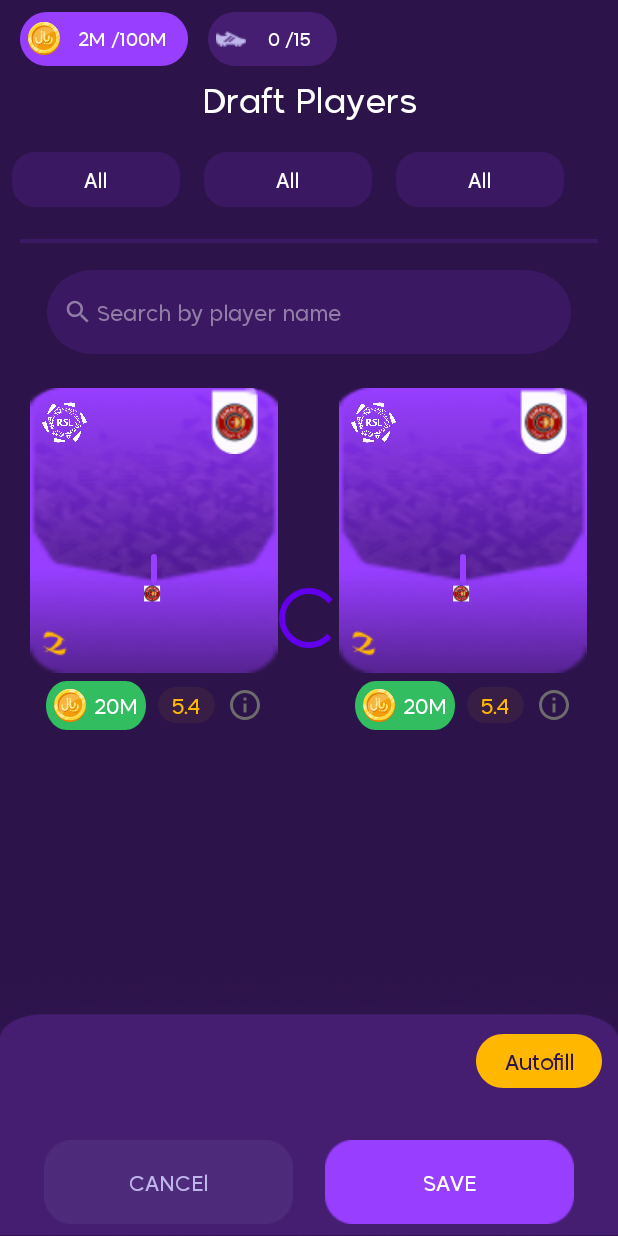
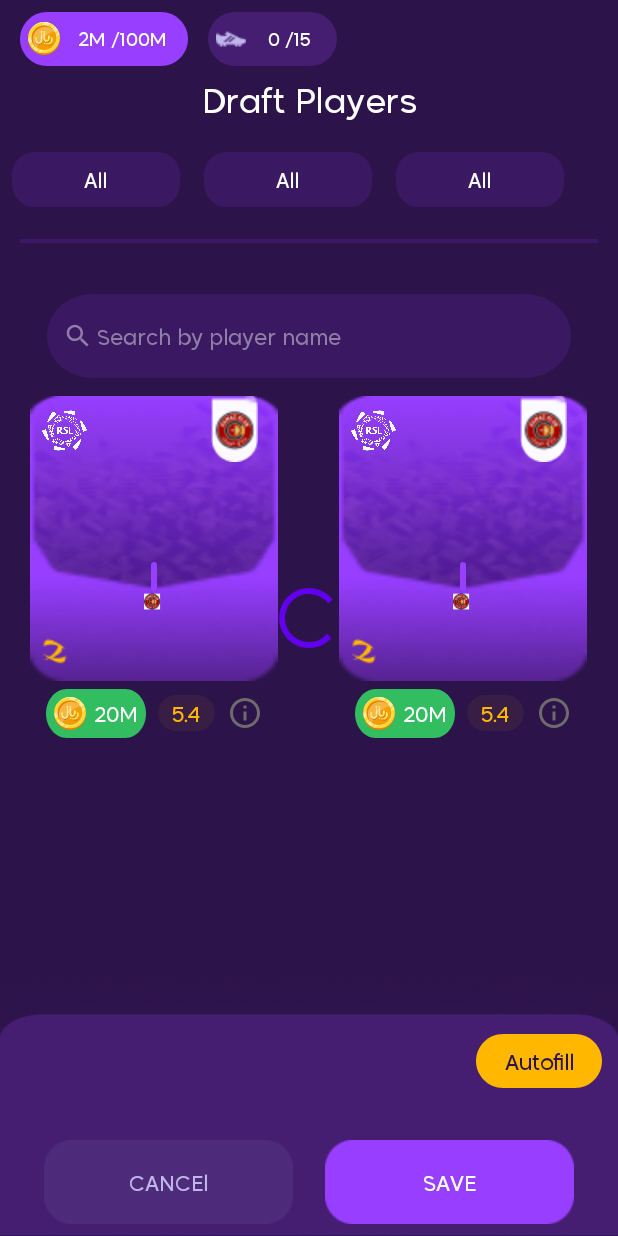
Before and after one commit to hamza94max/task, an Android app: the layout fragment_home.xml on its own in the app's theme, with its tools: preview values and no code run, on a phone screen of 412 x 824 dp. Run offline under Robolectric (Android 15) with nearby library versions, the phone set to English and light mode, and no system bars.

Commit message:
release 1.0 ✅✅

```diff
--- a/app/src/main/res/layout/fragment_home.xml
+++ b/app/src/main/res/layout/fragment_home.xml
@@ -2,9 +2,9 @@
 <androidx.constraintlayout.widget.ConstraintLayout xmlns:android="http://schemas.android.com/apk/res/android"
     xmlns:app="http://schemas.android.com/apk/res-auto"
     xmlns:tools="http://schemas.android.com/tools"
+    android:id="@+id/homeFragment"
     android:layout_width="match_parent"
     android:layout_height="match_parent"
-    android:id="@+id/homeFragment"
     android:background="@color/background_color"
     tools:context=".ui.home.HomeFragment">
 
@@ -14,37 +14,37 @@
         android:layout_width="match_parent"
         android:layout_height="wrap_content"
         android:layout_marginTop="@dimen/_6sdp"
-        app:layout_constraintTop_toTopOf="parent"
-        android:orientation="horizontal">
+        android:orientation="horizontal"
+        app:layout_constraintTop_toTopOf="parent">
 
         <TextView
             android:id="@+id/budgetTextView"
             android:layout_width="wrap_content"
             android:layout_height="wrap_content"
             android:layout_marginHorizontal="@dimen/_10sdp"
-            android:fontFamily="@font/madani_regular"
-            android:textColor="@color/white"
-            android:padding="@dimen/_4sdp"
-            android:gravity="center"
-            android:textSize="12sp"
+            android:background="@drawable/button_background_light_small"
             android:drawableStart="@drawable/currency"
             android:drawablePadding="@dimen/_2sdp"
-            android:background="@drawable/button_background_light_small"
-            android:text="2M /100M"/>
+            android:fontFamily="@font/madani_regular"
+            android:gravity="center"
+            android:padding="@dimen/_4sdp"
+            android:text="2M /100M"
+            android:textColor="@color/white"
+            android:textSize="12sp" />
 
         <TextView
             android:id="@+id/playersNumTextView"
             android:layout_width="wrap_content"
             android:layout_height="wrap_content"
-            android:fontFamily="@font/madani_regular"
-            android:textColor="@color/white"
-            android:padding="@dimen/_4sdp"
-            android:gravity="center"
-            android:textSize="12sp"
+            android:background="@drawable/button_background_small"
             android:drawableStart="@drawable/foot"
             android:drawablePadding="@dimen/_2sdp"
-            android:background="@drawable/button_background_small"
-            android:text="0 /15"/>
+            android:fontFamily="@font/madani_regular"
+            android:gravity="center"
+            android:padding="@dimen/_4sdp"
+            android:text="0 /15"
+            android:textColor="@color/white"
+            android:textSize="12sp" />
 
 
     </LinearLayout>
@@ -62,6 +62,18 @@
         android:textSize="22sp"
         app:layout_constraintTop_toBottomOf="@+id/currencyLayout" />
 
+    <androidx.core.widget.NestedScrollView
+        android:id="@+id/upNestedScrollView"
+        android:layout_width="match_parent"
+        android:layout_height="wrap_content"
+        android:paddingBottom="@dimen/_200sdp"
+        app:layout_constraintTop_toBottomOf="@id/draftTextView">
+
+        <LinearLayout
+            android:layout_width="match_parent"
+            android:layout_height="wrap_content"
+            android:paddingBottom="@dimen/_200sdp"
+            android:orientation="vertical">
 
             <androidx.recyclerview.widget.RecyclerView
                 android:id="@+id/filtersRecyclerView"
@@ -92,9 +104,9 @@
                 android:layout_marginHorizontal="@dimen/_24sdp"
                 android:layout_marginTop="@dimen/_16sdp"
                 android:background="@drawable/search_view_background"
+                android:clipToOutline="true"
                 android:drawableStart="@drawable/baseline_search_24"
                 android:drawablePadding="@dimen/_2sdp"
-        android:clipToOutline="true"
                 android:fontFamily="@font/madani_regular"
                 android:hint="@string/search_hint"
                 android:imeOptions="actionSearch"
@@ -108,50 +120,58 @@
                 app:layout_constraintStart_toStartOf="parent"
                 app:layout_constraintTop_toTopOf="@id/lineView" />
 
-    <androidx.core.widget.NestedScrollView
-        android:id="@+id/scrollView"
-        android:layout_width="match_parent"
-        android:layout_height="0dp"
-        android:layout_marginVertical="@dimen/_8sdp"
-        android:paddingBottom="@dimen/_150sdp"
-        app:layout_constraintBottom_toBottomOf="parent"
-        app:layout_constraintEnd_toEndOf="parent"
-        app:layout_constraintStart_toStartOf="parent"
-        app:layout_constraintTop_toBottomOf="@+id/searchView">
-
             <androidx.recyclerview.widget.RecyclerView
                 android:id="@+id/playersRecyclerView"
                 android:layout_width="match_parent"
-            android:layout_height="0dp"
-            android:paddingBottom="@dimen/_200sdp"
+                android:layout_height="wrap_content"
                 android:clipToPadding="true"
+
                 app:layoutManager="androidx.recyclerview.widget.GridLayoutManager"
                 app:spanCount="2"
                 tools:itemCount="2"
                 tools:listitem="@layout/player_main_card" />
 
+        </LinearLayout>
+
+
+
     </androidx.core.widget.NestedScrollView>
 
 
+
+<!--    <androidx.core.widget.NestedScrollView-->
+<!--        android:id="@+id/scrollView"-->
+<!--        android:layout_width="match_parent"-->
+<!--        android:layout_height="0dp"-->
+<!--        android:layout_marginVertical="@dimen/_8sdp"-->
+<!--        android:paddingBottom="@dimen/_150sdp"-->
+<!--        app:layout_constraintBottom_toBottomOf="parent"-->
+<!--        app:layout_constraintEnd_toEndOf="parent"-->
+<!--        app:layout_constraintStart_toStartOf="parent"-->
+<!--        app:layout_constraintTop_toBottomOf="@+id/upNestedScrollView">-->
+
+
+
+<!--    </androidx.core.widget.NestedScrollView>-->
 
 
     <ProgressBar
         android:id="@+id/loadingProgressBar"
         android:layout_width="wrap_content"
         android:layout_height="wrap_content"
+        app:layout_constraintBottom_toBottomOf="parent"
         app:layout_constraintEnd_toEndOf="parent"
         app:layout_constraintStart_toStartOf="parent"
-        app:layout_constraintTop_toTopOf="parent"
-        app:layout_constraintBottom_toBottomOf="parent"/>
+        app:layout_constraintTop_toTopOf="parent" />
 
 
     <androidx.constraintlayout.widget.ConstraintLayout
         android:id="@+id/bottomLinearLayout"
         android:layout_width="match_parent"
         android:layout_height="wrap_content"
+        android:background="@drawable/bottom_background"
+        android:orientation="vertical"
         android:paddingHorizontal="@dimen/_8sdp"
-        android:orientation="vertical"
-        android:background="@drawable/bottom_background"
         app:layout_constraintBottom_toBottomOf="parent"
         app:layout_constraintEnd_toEndOf="parent"
         app:layout_constraintStart_toStartOf="parent">
@@ -160,67 +180,62 @@
             android:id="@+id/autofillTextView"
             android:layout_width="wrap_content"
             android:layout_height="wrap_content"
+            android:layout_marginTop="@dimen/_32sdp"
+            android:background="@drawable/autofills_button_background"
+            android:fontFamily="@font/madani_regular"
+            android:gravity="center"
             android:text="Autofill"
-            android:fontFamily="@font/madani_regular"
-            app:layout_constraintTop_toTopOf="parent"
+            android:textColor="@color/background_color"
             app:layout_constraintEnd_toEndOf="parent"
-            android:gravity="center"
-            android:layout_marginTop="@dimen/_32sdp"
-            android:textColor="@color/background_color"
-            android:background="@drawable/autofills_button_background"/>
+            app:layout_constraintTop_toTopOf="parent" />
 
         <androidx.recyclerview.widget.RecyclerView
             android:id="@+id/selectedPlayersRecyclerView"
             android:layout_width="match_parent"
             android:layout_height="wrap_content"
+            android:layout_marginTop="@dimen/_72sdp"
+            android:orientation="horizontal"
             app:layoutManager="androidx.recyclerview.widget.LinearLayoutManager"
-            android:orientation="horizontal"
             app:layout_constraintTop_toTopOf="parent"
-            tools:listitem="@layout/non_active_selected_item"
-            android:layout_marginTop="@dimen/_72sdp"/>
+            tools:listitem="@layout/non_active_selected_item" />
 
 
         <LinearLayout
             android:layout_width="match_parent"
             android:layout_height="wrap_content"
-            app:layout_constraintTop_toBottomOf="@+id/selectedPlayersRecyclerView"
+            android:layout_marginVertical="@dimen/_8sdp"
+            android:gravity="center"
             android:orientation="horizontal"
-            android:gravity="center"
             android:padding="@dimen/_6sdp"
-            android:layout_marginVertical="@dimen/_8sdp">
+            app:layout_constraintTop_toBottomOf="@+id/selectedPlayersRecyclerView">
 
             <TextView
                 android:layout_width="0dp"
                 android:layout_height="wrap_content"
+                android:layout_marginHorizontal="@dimen/_8sdp"
                 android:layout_weight="1"
+                android:background="@drawable/button_background"
+                android:fontFamily="@font/madani_regular"
+                android:gravity="center"
                 android:text="CANCEl"
-                android:gravity="center"
-                android:fontFamily="@font/madani_regular"
-                android:layout_marginHorizontal="@dimen/_8sdp"
-                android:textColor="@color/text_color_light"
-                android:background="@drawable/button_background"/>
+                android:textColor="@color/text_color_light" />
 
             <TextView
                 android:layout_width="0dp"
                 android:layout_height="wrap_content"
+                android:layout_marginHorizontal="@dimen/_8sdp"
                 android:layout_weight="1"
+                android:background="@drawable/button_background_light"
+                android:fontFamily="@font/madani_regular"
+                android:gravity="center"
                 android:text="SAVE"
-                android:gravity="center"
-                android:fontFamily="@font/madani_regular"
-                android:layout_marginHorizontal="@dimen/_8sdp"
-                android:textColor="@color/white"
-                android:background="@drawable/button_background_light"/>
-
+                android:textColor="@color/white" />
 
 
         </LinearLayout>
 
 
-
+    </androidx.constraintlayout.widget.ConstraintLayout>
 
 
 </androidx.constraintlayout.widget.ConstraintLayout>
-
-
-
-</androidx.constraintlayout.widget.ConstraintLayout>
```
Lines whose indentation alone changed are shown as unchanged.
